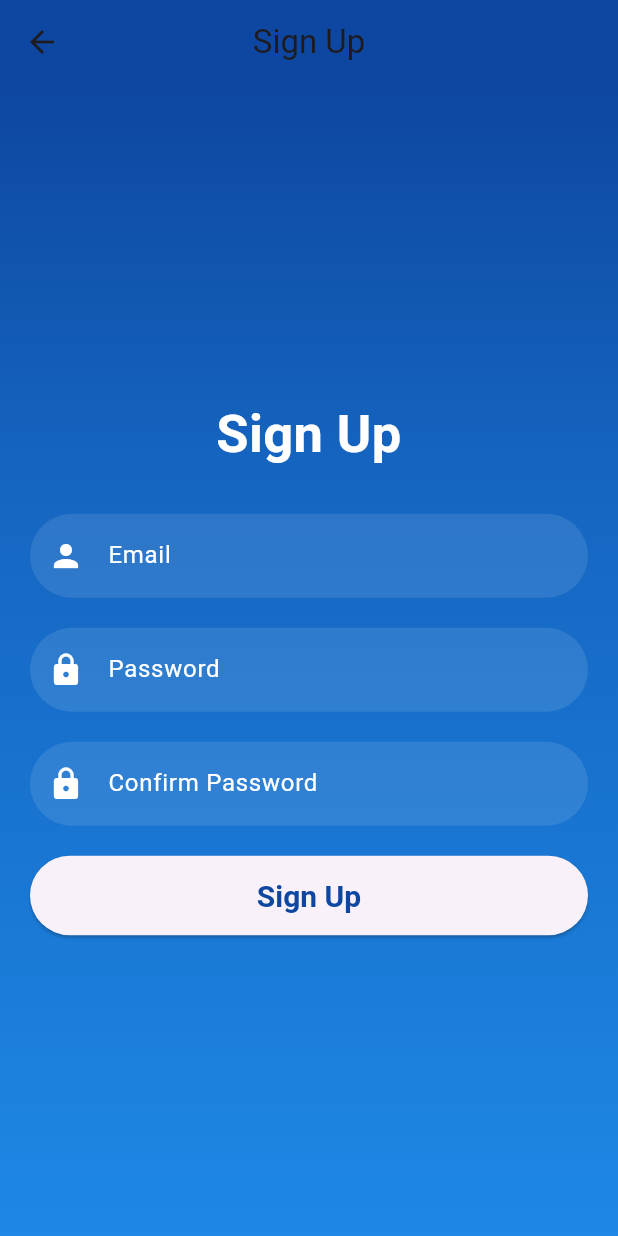
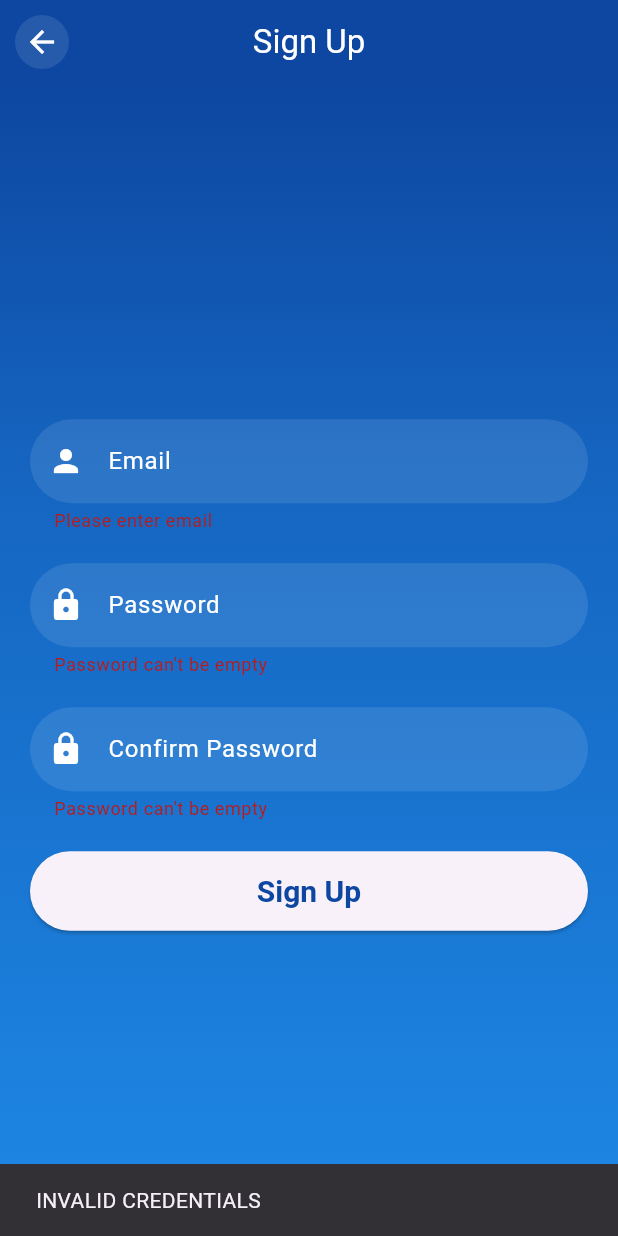
Before and after one commit to nabeelkhan16/fyp, a Flutter app: the SignUpScreen screen opened by its route, after a tap on "Sign Up", on a phone screen of 412 x 824 dp. Run offline on Flutter 3.47's test engine with Material 2 defaults, Android fonts, the phone set to English and light mode, and no system bars; our stand-ins replace firebase_auth, firebase_core, flutter_bloc; accounts and stored records are empty.

Commit message:
authentication system implimented

```diff
--- /dev/null
+++ b/lib/blocs/authentication/authentication_event.dart
@@ -0,0 +1,20 @@
+part of 'authentication_bloc.dart';
+
+@immutable
+sealed class AuthenticationEvent {}
+
+class AuthenticateWithCredentials extends AuthenticationEvent {
+  final String email;
+  final String password;
+
+  AuthenticateWithCredentials(this.email, this.password);
+}
+
+
+
+
+class AuthenticationInProcess extends AuthenticationEvent {}
+
+class AuthenticationLogout extends AuthenticationEvent {}
+
+class AuthenticationCheck extends AuthenticationEvent {}
--- /dev/null
+++ b/lib/blocs/authentication/authentication_state.dart
@@ -0,0 +1,19 @@
+part of 'authentication_bloc.dart';
+
+@immutable
+sealed class AuthenticationState {}
+
+final class AuthenticationInitial extends AuthenticationState {}
+
+
+final class AuthenticationAuthenticated extends AuthenticationState {}
+
+final class AuthenticationUnauthenticated extends AuthenticationState {}
+
+final class AuthenticationLoading extends AuthenticationState {}
+
+final class AuthenticationError extends AuthenticationState {
+  final String message;
+
+  AuthenticationError(this.message);
+}
--- a/lib/login_screen.dart
+++ b/lib/login_screen.dart
@@ -6,6 +6,7 @@ class LoginScreen extends StatelessWidget {
   @override
   Widget build(BuildContext context) {
     return Scaffold(
+      resizeToAvoidBottomInset: false,
       body: Container(
         decoration: BoxDecoration(
           gradient: LinearGradient(
@@ -106,7 +107,6 @@ class LoginScreen extends StatelessWidget {
                 padding: const EdgeInsets.symmetric(horizontal: 50.0),
               ),
               child: const Text('Create an account'),
-
             ),
           ],
         ),
--- a/lib/sign_up.dart
+++ b/lib/sign_up.dart
@@ -1,55 +1,78 @@
 import 'package:flutter/material.dart';
+import 'package:flutter_bloc/flutter_bloc.dart';
+import 'package:trash_collector/blocs/authentication/authentication_bloc.dart';
 
-class SignUpScreen extends StatelessWidget {
+class SignUpScreen extends StatefulWidget {
   const SignUpScreen({super.key});
+
+  @override
+  State<SignUpScreen> createState() => _SignUpScreenState();
+}
+
+class _SignUpScreenState extends State<SignUpScreen> {
+  final _formKey = GlobalKey<FormState>();
+  final _emailController = TextEditingController();
+  final _passwordController = TextEditingController();
+  final _confirmPasswordController = TextEditingController();
 
   @override
   Widget build(BuildContext context) {
     return Scaffold(
+      resizeToAvoidBottomInset: false,
       appBar: AppBar(
-        title: const Text('Sign Up'),
+        title: const Text('Sign Up', style: TextStyle(color: Colors.white)),
         centerTitle: true,
         backgroundColor: Colors.blue.shade900,
+        leading: Container(
+          margin: const EdgeInsets.all(10.0),
+          decoration: BoxDecoration(
+            color: Colors.white.withOpacity(0.1),
+            borderRadius: BorderRadius.circular(30.0),
+          ),
+          child: InkWell(onTap: () => Navigator.pop(context), child: const Icon(Icons.arrow_back, color: Colors.white)),
+        ),
       ),
       backgroundColor: Colors.blueGrey[900],
-      body: Container(
+      body: BlocListener<AuthenticationBloc, AuthenticationState>(
+        listener: (context, state) {
+         if(state is AuthenticationError) ScaffoldMessenger.of(context).showSnackBar(SnackBar(content: Text(state.message)));
+
+        },
+        child: BlocBuilder<AuthenticationBloc, AuthenticationState>(
+          builder: (context, state) {
+            return Container(
               decoration: BoxDecoration(
                 gradient: LinearGradient(
                   begin: Alignment.topCenter,
                   end: Alignment.bottomCenter,
-
                   colors: [
-
                     Colors.blue.shade900,
                     Colors.blue.shade800,
                     Colors.blue.shade700,
                     Colors.blue.shade600,
-
                   ],
                 ),
               ),
               child: SafeArea(
                 child: Padding(
                   padding: const EdgeInsets.symmetric(horizontal: 20.0),
+                  child: Form(
+                    key: _formKey,
                     child: Column(
                       mainAxisAlignment: MainAxisAlignment.center,
                       crossAxisAlignment: CrossAxisAlignment.stretch,
                       children: [
-                const Padding(
-                  padding: EdgeInsets.all(8.0),
-                  child: Text(
-                    'Sign Up',
-                    textAlign: TextAlign.center,
-                    style: TextStyle(
-                      color: Colors.white,
-                      fontSize: 35.0,
-                      fontWeight: FontWeight.bold,
-                    ),
-                  ),
-                ),
                         const SizedBox(height: 20.0),
                         TextFormField(
+                          key: GlobalKey<FormState>(),
+                          controller: _emailController,
                           style: const TextStyle(color: Colors.white),
+                          validator: (value) {
+                            if (value!.isEmpty) {
+                              return 'Please enter email';
+                            }
+                            return null;
+                          },
                           cursorColor: Colors.blue.shade900,
                           decoration: InputDecoration(
                             hintText: 'Email',
@@ -65,6 +88,8 @@ class SignUpScreen extends StatelessWidget {
                         ),
                         const SizedBox(height: 20.0),
                         TextFormField(
+                          controller: _passwordController,
+                          validator: (value) => value!.isEmpty ? 'Password can\'t be empty' : null,
                           style: const TextStyle(color: Colors.white),
                           obscureText: true,
                           cursorColor: Colors.blue.shade900,
@@ -82,7 +107,9 @@ class SignUpScreen extends StatelessWidget {
                         ),
                         const SizedBox(height: 20.0),
                         TextFormField(
+                          controller: _confirmPasswordController,
                           style: const TextStyle(color: Colors.white),
+                          validator: (value) => value!.isEmpty ? 'Password can\'t be empty' : null,
                           obscureText: true,
                           cursorColor: Colors.blue.shade900,
                           decoration: InputDecoration(
@@ -99,7 +126,17 @@ class SignUpScreen extends StatelessWidget {
                         ),
                         const SizedBox(height: 20.0),
                         ElevatedButton(
-                  onPressed: () {},
+                          onPressed: () {
+                            if (_formKey.currentState!.validate()) {
+                              if (_confirmPasswordController.text != _passwordController.text) {
+                                ScaffoldMessenger.of(context).showSnackBar(const SnackBar(content: Text('Password does not match')));
+                              }
+                              BlocProvider.of<AuthenticationBloc>(context)
+                                  .add(AuthenticateWithCredentials(_emailController.text, _passwordController.text));
+                            } else {
+                              ScaffoldMessenger.of(context).showSnackBar(const SnackBar(content: Text('INVALID CREDENTIALS')));
+                            }
+                          },
                           style: ElevatedButton.styleFrom(
                             foregroundColor: Colors.white,
                             padding: const EdgeInsets.symmetric(vertical: 15.0),
@@ -108,7 +145,9 @@ class SignUpScreen extends StatelessWidget {
                               fontWeight: FontWeight.bold,
                             ),
                           ),
-                  child: Text('Sign Up', style: TextStyle(color: Colors.blue.shade900)),
+                          child: state is AuthenticationLoading
+                              ? const CircularProgressIndicator.adaptive()
+                              : Text('Sign Up', style: TextStyle(color: Colors.blue.shade900)),
                         ),
                       ],
                     ),
@@ -116,5 +155,9 @@ class SignUpScreen extends StatelessWidget {
                 ),
               ),
             );
+          },
+        ),
+      ),
+    );
   }
 }
--- a/pubspec.yaml
+++ b/pubspec.yaml
@@ -30,12 +30,14 @@ environment:
 # versions available, run `flutter pub outdated`.
 dependencies:
   firebase_auth: ^4.11.1
+  flutter_bloc: ^8.1.3
   flutter:
     sdk: flutter
 
   # The following adds the Cupertino Icons font to your application.
   # Use with the CupertinoIcons class for iOS style icons.
   cupertino_icons: ^1.0.2
+  firebase_core: ^2.20.0
 
 dev_dependencies:
   flutter_test:
```
Also changed, not shown: lib/blocs/authentication/authentication_bloc.dart (added, +42 -0 lines), lib/home_screen.dart (added, +55 -0 lines), lib/main.dart (+31 -3 lines), pubspec.lock, 2 other files. Lines whose indentation alone changed are shown as unchanged.
